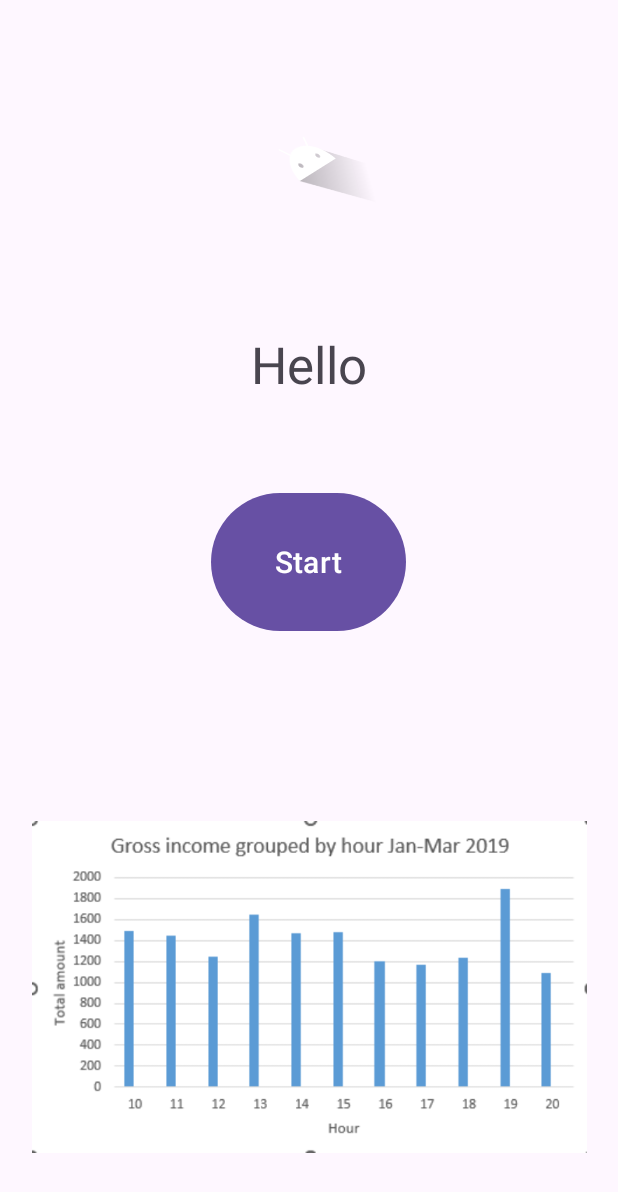
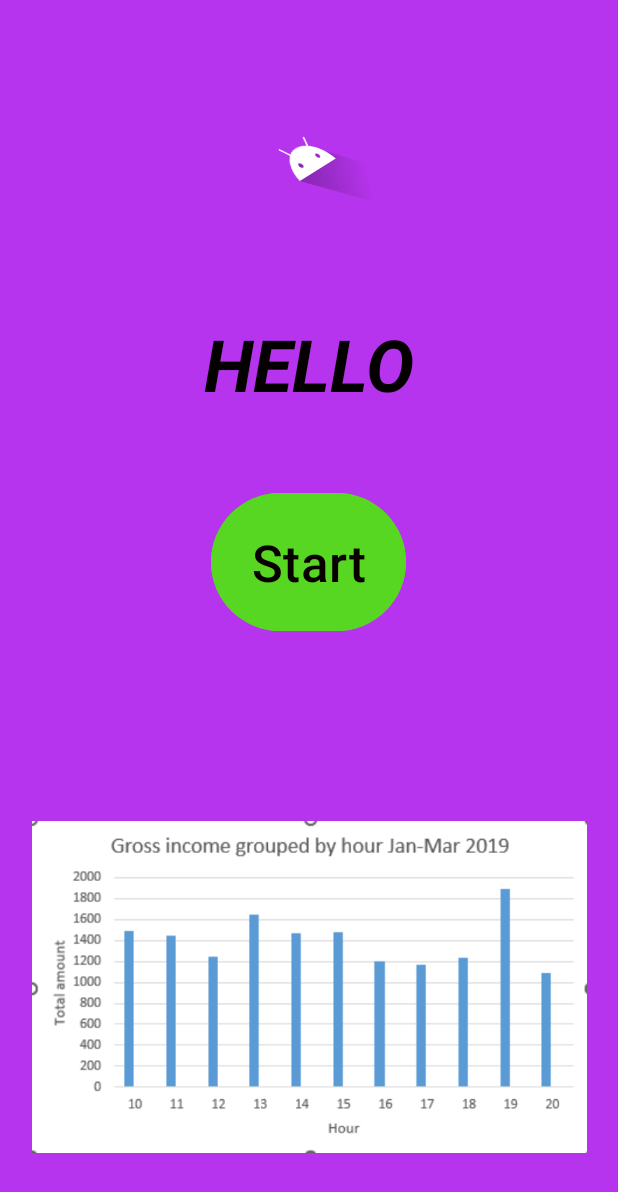
Before and after one commit to miikapihkola/AndroidJavaCourse, an Android app: the screen it shows after launch (HelloWorld), on a phone screen of 412 x 824 dp. Shown: the top 1192 px of the screen. Run offline under Robolectric (Android 15) with nearby library versions, the phone set to English and light mode, and no system bars.

Commit message:
Visual modifications

```diff
--- a/app/src/main/res/layout/activity_hello_world.xml
+++ b/app/src/main/res/layout/activity_hello_world.xml
@@ -5,6 +5,7 @@
     android:id="@+id/main"
     android:layout_width="match_parent"
     android:layout_height="match_parent"
+    android:background="#B634ED"
     tools:context=".HelloWorld">
 
     <ImageView
@@ -12,6 +13,7 @@
         android:layout_width="wrap_content"
         android:layout_height="wrap_content"
         android:layout_marginTop="52dp"
+        android:contentDescription="@string/image_description"
         android:rotation="-53"
         android:rotationX="49"
         android:rotationY="28"
@@ -26,6 +28,7 @@
         android:layout_width="370dp"
         android:layout_height="300dp"
         android:layout_marginBottom="16dp"
+        android:contentDescription="@string/image_description"
         app:layout_constraintBottom_toBottomOf="parent"
         app:layout_constraintEnd_toEndOf="parent"
         app:layout_constraintStart_toStartOf="parent"
@@ -36,7 +39,11 @@
         android:layout_width="wrap_content"
         android:layout_height="wrap_content"
         android:text="@string/game_title"
-        android:textSize="34sp"
+        android:textAllCaps="true"
+        android:textColor="#040000"
+        android:textSize="48sp"
+        android:textStyle="bold|italic"
+        app:autoSizeTextType="uniform"
         app:layout_constraintBottom_toTopOf="@+id/StartBtn"
         app:layout_constraintEnd_toEndOf="parent"
         app:layout_constraintStart_toStartOf="parent"
@@ -46,12 +53,15 @@
         android:id="@+id/StartBtn"
         android:layout_width="130dp"
         android:layout_height="100dp"
+        android:backgroundTint="#57D722"
         android:text="@string/game_startBtn"
-        android:textSize="20sp"
+        android:textColor="#090000"
+        android:textSize="34sp"
         app:layout_constraintBottom_toBottomOf="parent"
         app:layout_constraintEnd_toEndOf="parent"
         app:layout_constraintHorizontal_bias="0.498"
         app:layout_constraintStart_toStartOf="parent"
         app:layout_constraintTop_toTopOf="parent"
-        app:layout_constraintVertical_bias="0.448" />
+        app:layout_constraintVertical_bias="0.448"
+        app:rippleColor="#00FDD1" />
 </androidx.constraintlayout.widget.ConstraintLayout>
--- a/app/src/main/res/values/strings.xml
+++ b/app/src/main/res/values/strings.xml
@@ -2,4 +2,5 @@
     <string name="app_name">AndroidJavaCourse</string>
     <string name="game_title">Hello</string>
     <string name="game_startBtn">Start</string>
+    <string name="image_description">Image</string>
 </resources>
```
Also changed, not shown: 1 other file.
